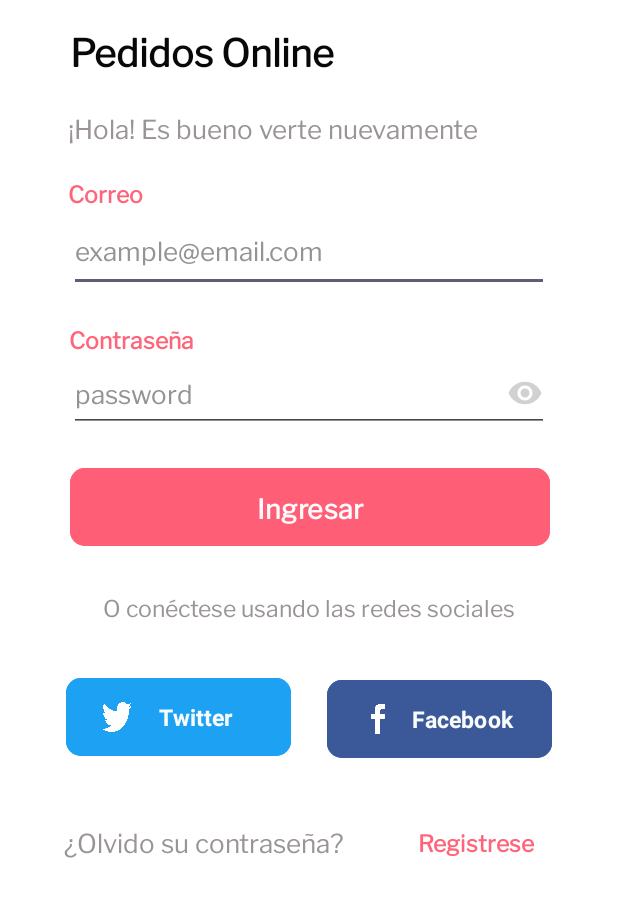
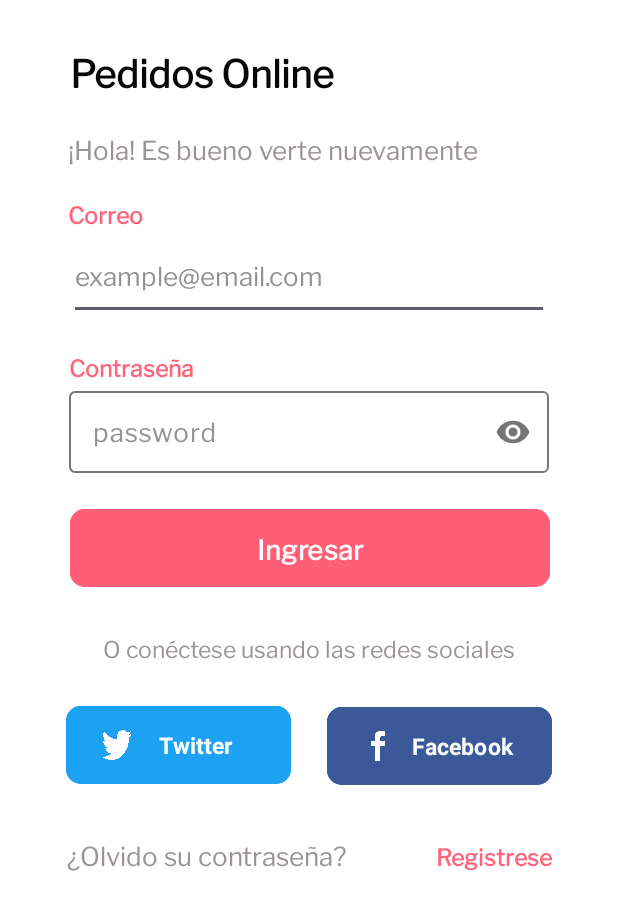
Before and after one commit to JuanJimenezIY/DispositivosMoviles, an Android app: the screen it shows after launch (MainActivity), on a phone screen of 412 x 824 dp, the part 316-1236 px from its top. Run offline under Robolectric (Android 15) with nearby library versions, the light colour scheme and no system bars; Roboto replaces fonts that are not available here.

Commit message:
Trabajo en clase

```diff
--- a/app/src/main/AndroidManifest.xml
+++ b/app/src/main/AndroidManifest.xml
@@ -1,6 +1,7 @@
 <?xml version="1.0" encoding="utf-8"?>
 <manifest xmlns:android="http://schemas.android.com/apk/res/android"
-    xmlns:tools="http://schemas.android.com/tools">
+    xmlns:tools="http://schemas.android.com/tools"
+    >
 
     <application
         android:allowBackup="true"
@@ -12,9 +13,8 @@
         android:supportsRtl="true"
         android:theme="@style/Theme.Dispositivos"
         tools:targetApi="31">
-        <activity
-            android:name=".ui.activities.MainActivity2"
-            android:exported="false" />
+
+
         <activity
             android:name=".ui.activities.EmptyActivity"
             android:exported="false"></activity>
--- a/app/src/main/java/com/example/dispositivos/logic/validator/LoginValidator.kt
+++ b/app/src/main/java/com/example/dispositivos/logic/validator/LoginValidator.kt
@@ -9,7 +9,6 @@ class LoginValidator {
 
         return(admin.name==name
                 && admin.pass==password)
-
     }
 
 }
--- a/app/src/main/java/com/example/dispositivos/ui/activities/EmptyActivity.kt
+++ b/app/src/main/java/com/example/dispositivos/ui/activities/EmptyActivity.kt
@@ -15,6 +15,7 @@ class EmptyActivity : AppCompatActivity() {
         Log.d("UCE","Entrando a Create")
         binding=ActivityEmptyBinding.inflate(layoutInflater)
         setContentView(binding.root)
+
     }
     override fun onStart() {
         super.onStart()
--- a/app/src/main/res/layout/activity_main.xml
+++ b/app/src/main/res/layout/activity_main.xml
@@ -14,13 +14,13 @@
         style="@style/textTitle"
         android:layout_width="320dp"
         android:layout_height="57dp"
-        android:layout_marginTop="15dp"
+        android:layout_marginTop="240dp"
         android:text="@string/name_banner"
         app:layout_constraintBottom_toTopOf="@id/txt_subtitulo"
         app:layout_constraintEnd_toEndOf="parent"
         app:layout_constraintHorizontal_bias="0.505"
         app:layout_constraintStart_toStartOf="parent"
-        app:layout_constraintTop_toBottomOf="@+id/imageView" />
+        app:layout_constraintTop_toTopOf="parent" />
 
     <Button
 
@@ -31,43 +31,48 @@
         android:layout_marginTop="20dp"
         android:backgroundTint="@color/principal_color_ej"
         android:text="Ingresar"
+        android:textAllCaps="false"
         app:cornerRadius="10dp"
-
         app:layout_constraintBottom_toTopOf="@id/redes"
         app:layout_constraintEnd_toEndOf="parent"
         app:layout_constraintHorizontal_bias="0.506"
         app:layout_constraintStart_toStartOf="parent"
-        app:layout_constraintTop_toBottomOf="@id/txt_password" />
+        app:layout_constraintTop_toBottomOf="@id/password_toggle" />
 
     <EditText
         android:id="@+id/txt_name"
         style="@style/hintText"
         android:layout_width="320dp"
-        android:layout_height="55dp"
+        android:layout_height="@dimen/tamanio"
         android:hint="example@email.com"
         app:layout_constraintBottom_toTopOf="@id/txt_contraseña"
         app:layout_constraintEnd_toEndOf="parent"
         app:layout_constraintStart_toStartOf="parent"
         app:layout_constraintTop_toBottomOf="@+id/txt_correo" />
 
-    <EditText
-        android:id="@+id/txt_password"
+    <com.google.android.material.textfield.TextInputLayout
+        android:id="@+id/password_toggle"
         style="@style/hintText"
-        android:drawableRight="@drawable/baseline_remove_red_eye_24"
-        android:drawableTint="#D1D1D1"
-        android:hint="password"
-        android:inputType="textPassword"
         android:layout_width="320dp"
-        android:layout_height="51dp"
+        android:layout_height="@dimen/tamanio"
         app:layout_constraintBottom_toTopOf="@id/btn_login"
         app:layout_constraintEnd_toEndOf="parent"
         app:layout_constraintStart_toStartOf="parent"
         app:layout_constraintTop_toBottomOf="@+id/txt_contraseña"
+        app:passwordToggleEnabled="true">
 
-
-        />
-
-
+        <EditText
+            android:id="@+id/txt_password"
+            style="@style/hintText"
+            android:layout_width="match_parent"
+            android:layout_height="match_parent"
+            android:hint="password"
+            android:inputType="textPassword"
+            app:layout_constraintBottom_toTopOf="parent"
+            app:layout_constraintEnd_toEndOf="parent"
+            app:layout_constraintStart_toStartOf="parent"
+            app:layout_constraintTop_toBottomOf="parent" />
+    </com.google.android.material.textfield.TextInputLayout>
 
 
     <ImageView
@@ -75,7 +80,6 @@
         android:layout_width="320dp"
         android:layout_height="185dp"
         android:layout_marginTop="25dp"
-         app:layout_constraintBottom_toTopOf="@+id/txt_titulo"
         app:layout_constraintEnd_toEndOf="parent"
 
         app:layout_constraintHorizontal_bias="0.5"
@@ -117,7 +121,7 @@
         android:layout_height="wrap_content"
         android:layout_marginTop="20dp"
         android:text="Contraseña"
-         app:layout_constraintBottom_toTopOf="@id/txt_password"
+        app:layout_constraintBottom_toTopOf="@id/password_toggle"
         app:layout_constraintEnd_toEndOf="parent"
         app:layout_constraintHorizontal_bias="0.139"
         app:layout_constraintStart_toStartOf="parent"
@@ -166,6 +170,7 @@
         android:backgroundTint="#3b5998"
         android:text="Facebook"
         app:cornerRadius="10dp"
+
         app:icon="@drawable/face_icon"
         app:iconPadding="10dp"
         app:iconSize="20dp"
@@ -183,7 +188,7 @@
         android:text="¿Olvido su contraseña?"
         app:layout_constraintBottom_toBottomOf="parent"
         app:layout_constraintEnd_toStartOf="@+id/registro"
-         app:layout_constraintHorizontal_bias="0.469"
+        app:layout_constraintHorizontal_bias="0.433"
         app:layout_constraintStart_toStartOf="parent"
         app:layout_constraintTop_toBottomOf="@+id/twitter" />
 
@@ -192,7 +197,7 @@
         style="@style/loginTextTitle"
         android:layout_width="wrap_content"
         android:layout_height="wrap_content"
-         android:layout_marginEnd="56dp"
+        android:layout_marginEnd="44dp"
         android:text="Registrese"
         app:layout_constraintBottom_toBottomOf="parent"
         app:layout_constraintEnd_toEndOf="parent"
--- /dev/null
+++ b/app/src/main/res/values/dimen.xml
@@ -0,0 +1,9 @@
+<?xml version="1.0" encoding="utf-8"?>
+<resources>
+
+    <dimen name="tamanio">60dp</dimen>
+    <dimen name="margen">42dp</dimen>
+    <dimen name="width">42dp</dimen>
+    <dimen name="btn_height">40</dimen>
+    <dimen name="btn_widht">40</dimen>
+</resources>
```
Also changed, not shown: app/src/main/java/com/example/dispositivos/ui/activities/MainActivity.kt (+5 -6 lines). Lines whose indentation alone changed are shown as unchanged.
